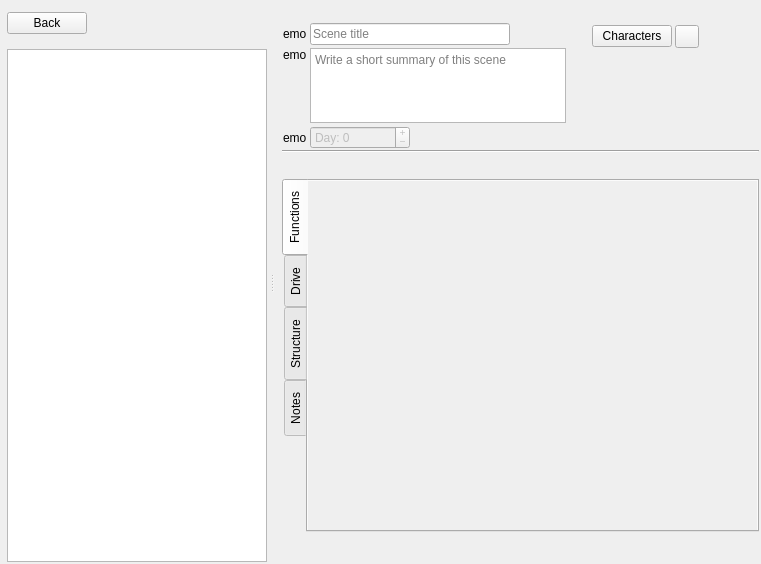
Old version of the form ui/scene_editor.ui in the repository zkovari/plotlyst.
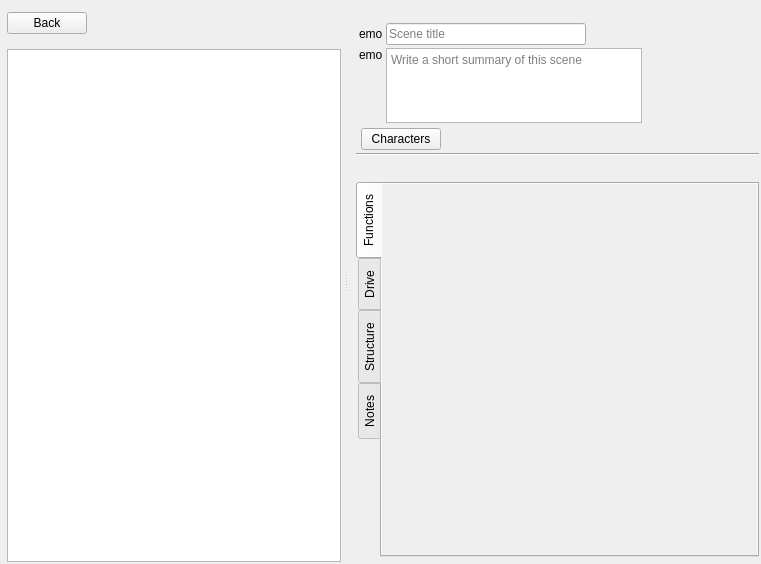
New version of the form. The open tabs and pages were chosen to show the change. Custom widgets are drawn as their Qt base class.

Commit message: Change scene editor layout

```diff
--- a/ui/scene_editor.ui
+++ b/ui/scene_editor.ui
@@ -164,7 +164,11 @@
           <property name="bottomMargin">
            <number>1</number>
           </property>
+          <item alignment="Qt::AlignTop">
+           <widget class="CharacterAvatar" name="wdgPov" native="true"/>
+          </item>
           <item>
+           <widget class="QWidget" name="wdgTitleSynopsis" native="true">
            <layout class="QVBoxLayout" name="verticalLayout_2">
             <property name="spacing">
              <number>3</number>
@@ -189,12 +193,6 @@
                   <height>0</height>
                  </size>
                 </property>
-                <property name="maximumSize">
-                 <size>
-                  <width>1232323</width>
-                  <height>16777215</height>
-                 </size>
-                </property>
                 <property name="placeholderText">
                  <string>Scene title</string>
                 </property>
@@ -252,7 +250,7 @@
                 </property>
                 <property name="maximumSize">
                  <size>
-                  <width>1232323</width>
+                   <width>16777215</width>
                   <height>75</height>
                  </size>
                 </property>
@@ -303,93 +301,8 @@
               </item>
              </layout>
             </item>
-            <item alignment="Qt::AlignTop">
-             <widget class="QWidget" name="wdgDayParent" native="true">
-              <layout class="QHBoxLayout" name="horizontalLayout_16">
-               <property name="spacing">
-                <number>3</number>
-               </property>
-               <property name="leftMargin">
-                <number>0</number>
-               </property>
-               <property name="topMargin">
-                <number>0</number>
-               </property>
-               <property name="rightMargin">
-                <number>0</number>
-               </property>
-               <property name="bottomMargin">
-                <number>0</number>
-               </property>
                <item>
-                <widget class="QLabel" name="lblDayEmoji">
-                 <property name="text">
-                  <string>emo</string>
-                 </property>
-                </widget>
-               </item>
-               <item>
-                <widget class="QSpinBox" name="sbDay">
-                 <property name="enabled">
-                  <bool>false</bool>
-                 </property>
-                 <property name="minimumSize">
-                  <size>
-                   <width>100</width>
-                   <height>0</height>
-                  </size>
-                 </property>
-                 <property name="maximumSize">
-                  <size>
-                   <width>100</width>
-                   <height>16777215</height>
-                  </size>
-                 </property>
-                 <property name="toolTip">
-                  <string>Timeline feature is not available yet</string>
-                 </property>
-                 <property name="buttonSymbols">
-                  <enum>QAbstractSpinBox::PlusMinus</enum>
-                 </property>
-                 <property name="prefix">
-                  <string>Day: </string>
-                 </property>
-                 <property name="minimum">
-                  <number>-999999999</number>
-                 </property>
-                 <property name="maximum">
-                  <number>999999999</number>
-                 </property>
-                 <property name="value">
-                  <number>0</number>
-                 </property>
-                </widget>
-               </item>
-               <item>
-                <spacer name="horizontalSpacer_5">
-                 <property name="orientation">
-                  <enum>Qt::Horizontal</enum>
-                 </property>
-                 <property name="sizeType">
-                  <enum>QSizePolicy::MinimumExpanding</enum>
-                 </property>
-                 <property name="sizeHint" stdset="0">
-                  <size>
-                   <width>40</width>
-                   <height>20</height>
-                  </size>
-                 </property>
-                </spacer>
-               </item>
-              </layout>
-             </widget>
-            </item>
-           </layout>
-          </item>
-          <item>
-           <widget class="CharacterAvatar" name="wdgPov" native="true"/>
-          </item>
-          <item>
+              <widget class="QWidget" name="wdgCharactersContainer" native="true">
            <layout class="QVBoxLayout" name="verticalLayout_12">
             <item alignment="Qt::AlignTop">
              <widget class="QWidget" name="widget" native="true">
@@ -431,25 +344,6 @@
                  </property>
                 </widget>
                </item>
-               <item alignment="Qt::AlignLeft|Qt::AlignTop">
-                <widget class="QToolButton" name="btnEditCharacters">
-                 <property name="cursor">
-                  <cursorShape>PointingHandCursor</cursorShape>
-                 </property>
-                 <property name="text">
-                  <string/>
-                 </property>
-                 <property name="popupMode">
-                  <enum>QToolButton::InstantPopup</enum>
-                 </property>
-                 <property name="autoRaise">
-                  <bool>false</bool>
-                 </property>
-                 <property name="transparent" stdset="0">
-                  <bool>true</bool>
-                 </property>
-                </widget>
-               </item>
                <item>
                 <spacer name="horizontalSpacer_6">
                  <property name="orientation">
@@ -476,39 +370,11 @@
               </property>
              </widget>
             </item>
-            <item>
-             <spacer name="verticalSpacer">
-              <property name="orientation">
-               <enum>Qt::Vertical</enum>
-              </property>
-              <property name="sizeType">
-               <enum>QSizePolicy::MinimumExpanding</enum>
-              </property>
-              <property name="sizeHint" stdset="0">
-               <size>
-                <width>20</width>
-                <height>10</height>
-               </size>
-              </property>
-             </spacer>
-            </item>
-           </layout>
-          </item>
-          <item>
-           <spacer name="horizontalSpacer_9">
-            <property name="orientation">
-             <enum>Qt::Horizontal</enum>
-            </property>
-            <property name="sizeType">
-             <enum>QSizePolicy::Expanding</enum>
-            </property>
-            <property name="sizeHint" stdset="0">
-             <size>
-              <width>10</width>
-              <height>20</height>
-             </size>
-            </property>
-           </spacer>
+               </layout>
+              </widget>
+             </item>
+            </layout>
+           </widget>
           </item>
          </layout>
         </widget>
@@ -582,7 +448,7 @@
               <enum>QTabWidget::West</enum>
              </property>
              <property name="currentIndex">
-              <number>2</number>
+              <number>3</number>
              </property>
              <widget class="QWidget" name="tabFunctions">
               <property name="sizePolicy">
@@ -626,8 +492,8 @@
                    <rect>
                     <x>0</x>
                     <y>0</y>
-                    <width>100</width>
-                    <height>30</height>
+                    <width>438</width>
+                    <height>356</height>
                    </rect>
                   </property>
                   <property name="relaxed-white-bg" stdset="0">
@@ -737,8 +603,8 @@
                        <rect>
                         <x>0</x>
                         <y>0</y>
-                        <width>100</width>
-                        <height>30</height>
+                        <width>434</width>
+                        <height>328</height>
                        </rect>
                       </property>
                       <property name="relaxed-white" stdset="0">
@@ -925,39 +791,6 @@
          </widget>
         </widget>
        </item>
-       <item>
-        <widget class="QWidget" name="wdgTags" native="true">
-         <property name="sizePolicy">
-          <sizepolicy hsizetype="Expanding" vsizetype="Maximum">
-           <horstretch>0</horstretch>
-           <verstretch>0</verstretch>
-          </sizepolicy>
-         </property>
-         <property name="minimumSize">
-          <size>
-           <width>0</width>
-           <height>25</height>
-          </size>
-         </property>
-         <layout class="QVBoxLayout" name="verticalLayout_5">
-          <property name="spacing">
-           <number>3</number>
-          </property>
-          <property name="leftMargin">
-           <number>2</number>
-          </property>
-          <property name="topMargin">
-           <number>2</number>
-          </property>
-          <property name="rightMargin">
-           <number>2</number>
-          </property>
-          <property name="bottomMargin">
-           <number>2</number>
-          </property>
-         </layout>
-        </widget>
-       </item>
       </layout>
      </widget>
     </widget>
```
Lines whose indentation alone changed are shown as unchanged. The commit also changes 2 other files.
